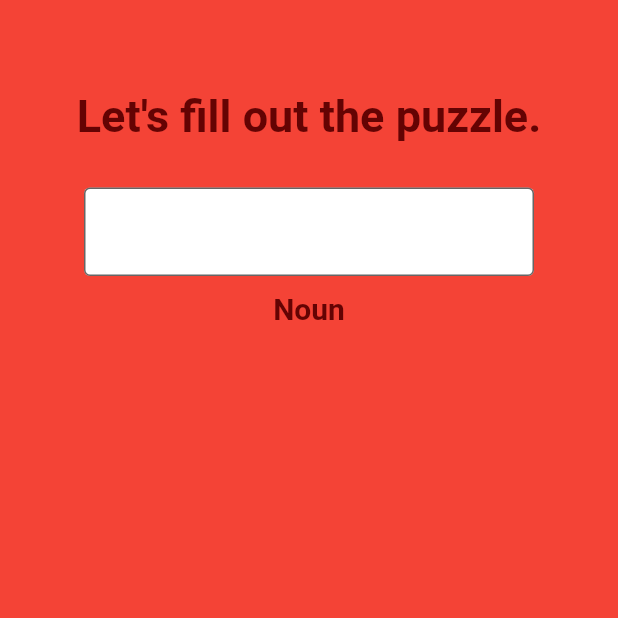
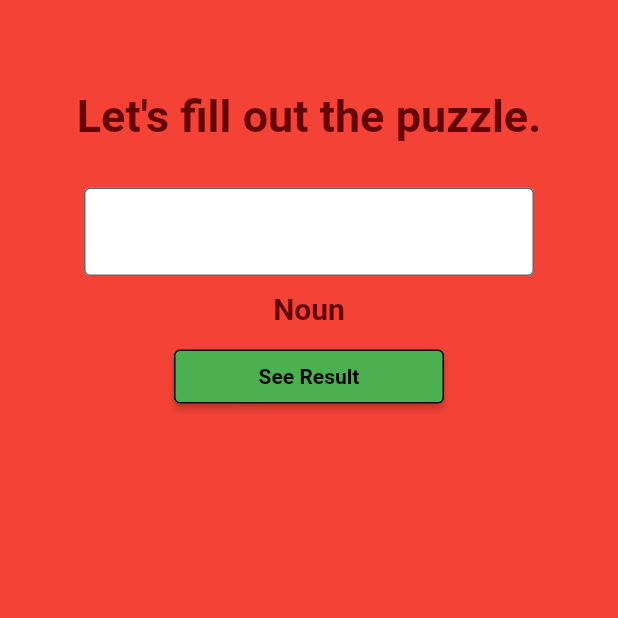
Before and after one commit to CaptGrizzly/Phone_Game_App, a Flutter app: the MadLibsInputScreen screen opened directly, on a phone screen of 412 x 824 dp, the top half of it. Run offline on Flutter 3.47's test engine with Material 2 defaults, Android fonts, the phone set to English and light mode, and no system bars; our stand-ins replace cloud_firestore, firebase_core; missing offline and left inert: maze_builder; accounts and stored records are empty.

Commit message:
Mad Libs Results Screen

```diff
--- a/lib/games/mad libs/mad_libs_input.dart
+++ b/lib/games/mad libs/mad_libs_input.dart
@@ -1,5 +1,6 @@
 import 'package:flutter/material.dart';
-import '../../home.dart';
+import 'mad_libs_home.dart';
+import 'mad_libs_result.dart';
 
 class MadLibsInputScreen extends StatefulWidget {
   const MadLibsInputScreen({super.key});
@@ -50,6 +51,33 @@ class _MadLibsInputScreenState extends State<MadLibsInputScreen> {
                   color: Color.fromARGB(255, 100, 3, 3),
                 ),
               ),
+              const SizedBox(height: 10),
+              SizedBox(
+                width: 180,
+                child: ElevatedButton(
+                  style: ElevatedButton.styleFrom(
+                    backgroundColor: Colors.green,
+                    side: const BorderSide(
+                      width: 1,
+                      color: Colors.black,
+                    ),
+                  ),
+                  onPressed: () {
+                    Navigator.push(
+                        context,
+                        MaterialPageRoute(builder: (context) => const MadLibsResultsScreen())
+                    );
+                  },
+                  child: const Text(
+                    'See Result',
+                    style: TextStyle(
+                      fontWeight: FontWeight.bold,
+                      color: Colors.black,
+                    ),
+                    textAlign: TextAlign.center,
+                  ),
+                ),
+              ),
             ],
           ),
         ),
--- /dev/null
+++ b/lib/games/mad libs/puzzles.dart
@@ -0,0 +1,6 @@
+import 'package:flutter/material.dart';
+
+String campStory = "Dear family member, \n"
+"I am having a(n) adjective time at camp. My counselor is adjective and the food is adjective. I met proper name and we became adjective friends. When we went verb (-ing) at the place yesterday, we saw a(n) adjective animal! We could not believe our plural body part! Every night, we meet at the place and verb songs. I do verb home, though, so please verb back soon! \n"
+"Sincerely, \n"
+"proper name";
```
Also changed, not shown: lib/games/mad libs/mad_libs_result.dart (added, +72 -0 lines), pubspec.lock.
